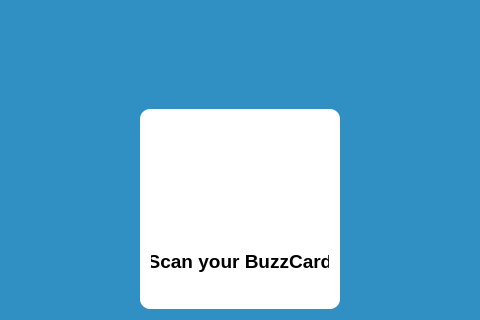
Before: the Qt Designer form src/mainwindow.ui in Invention-Studio/Time-Clock-Card-Reader, drawn with Qt 5; both pictures show x 135 to 615 and y 430 to 750 of the 750 by 750 pixel window.
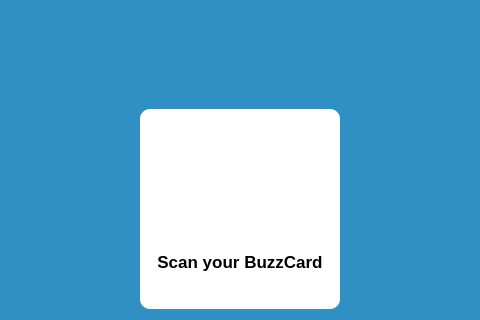
After: the same form once the commit is applied. Icons and pictures are not drawn.

Patch:
```diff
--- a/src/mainwindow.ui
+++ b/src/mainwindow.ui
@@ -423,7 +423,7 @@
            <property name="font">
             <font>
              <family>Helvetica</family>
-             <pointsize>14</pointsize>
+             <pointsize>13</pointsize>
              <weight>75</weight>
              <bold>true</bold>
             </font>
```
